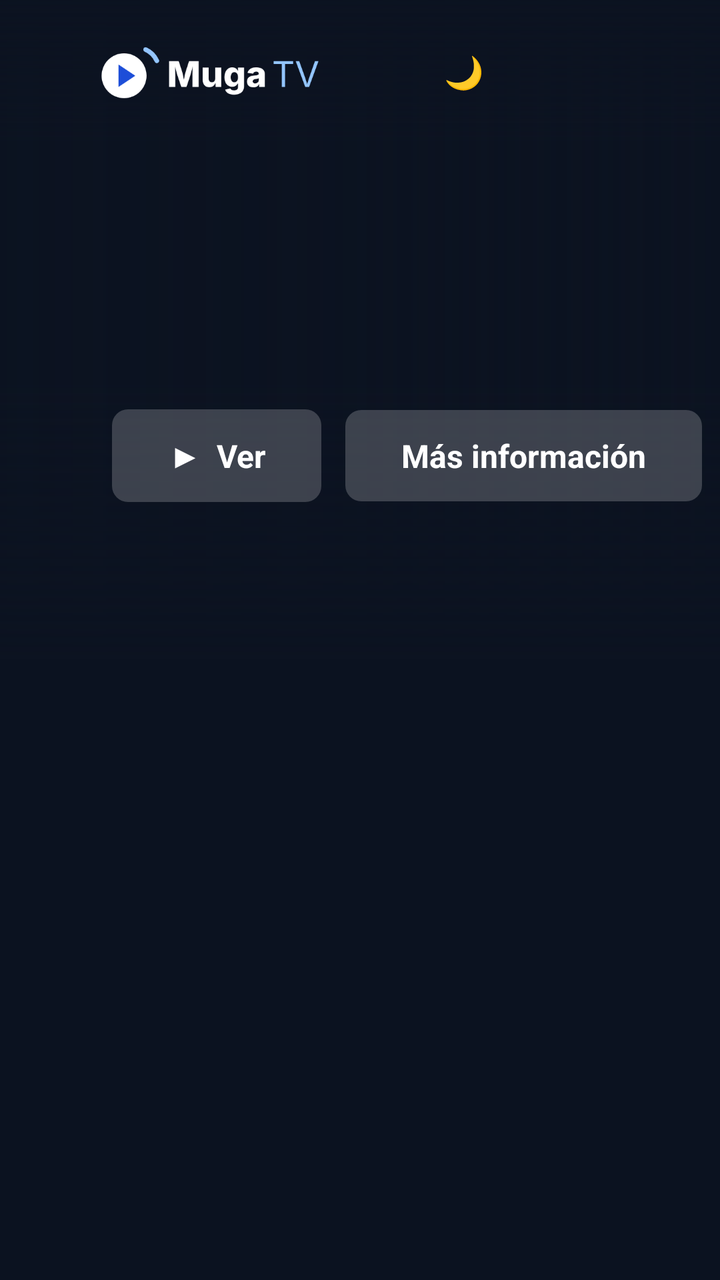
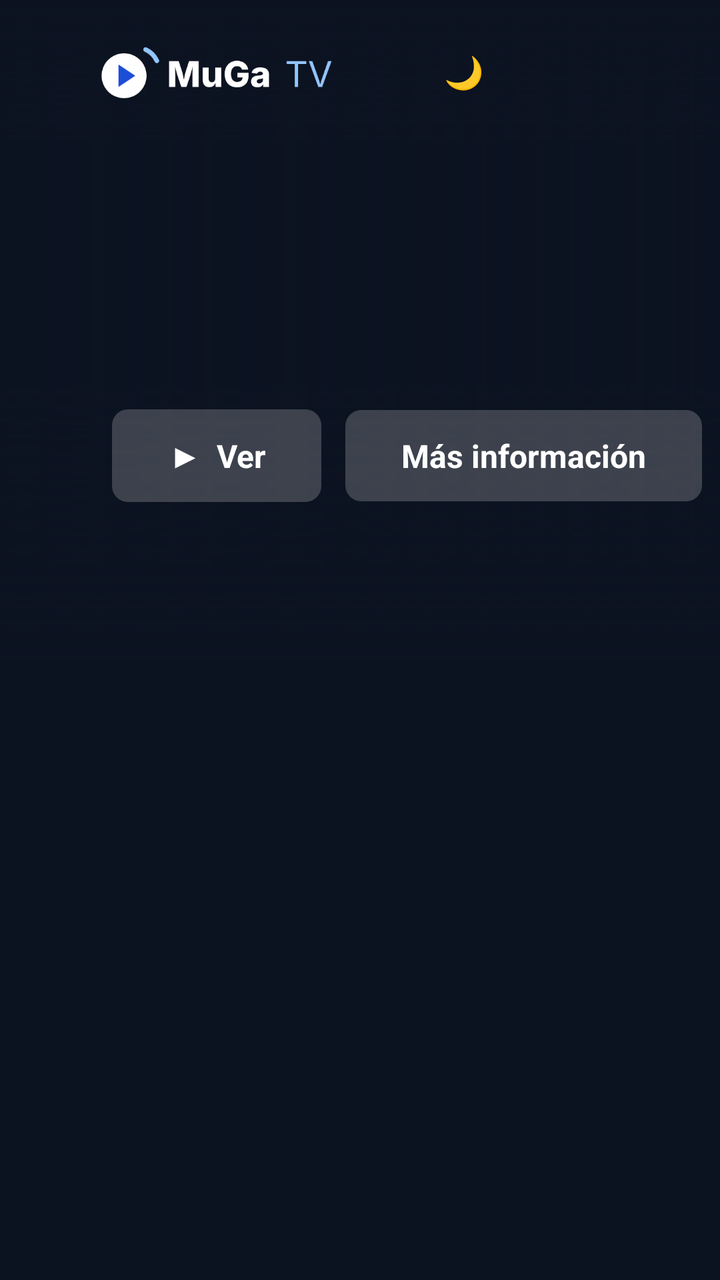

Two renders of the same Android screen: before a commit and after it. Below are the layout's source before the change and the commit's diff.
<!-- AndroidManifest.xml: application theme Theme.MiTV -->
<!-- res/layout/activity_home.xml -->
<?xml version="1.0" encoding="utf-8"?>
<FrameLayout xmlns:android="http://schemas.android.com/apk/res/android"
    android:layout_width="match_parent"
    android:layout_height="match_parent"
    android:background="@color/bg">

    
    <FrameLayout
        android:id="@+id/previewArea"
        android:layout_width="match_parent"
        android:layout_height="330dp">

        <ImageView
            android:id="@+id/backdrop"
            android:layout_width="match_parent"
            android:layout_height="match_parent"
            android:importantForAccessibility="no"
            android:scaleType="centerCrop" />

        <View
            android:layout_width="match_parent"
            android:layout_height="match_parent"
            android:background="@drawable/scrim_left" />

        <View
            android:layout_width="match_parent"
            android:layout_height="140dp"
            android:layout_gravity="bottom"
            android:background="@drawable/scrim_bottom" />

        <LinearLayout
            android:id="@+id/preview"
            android:layout_width="580dp"
            android:layout_height="wrap_content"
            android:layout_marginStart="56dp"
            android:layout_marginTop="78dp"
            android:orientation="vertical">

            <TextView
                android:id="@+id/label"
                android:layout_width="wrap_content"
                android:layout_height="wrap_content"
                android:letterSpacing="0.15"
                android:textColor="@color/accent_soft"
                android:textSize="12sp"
                android:textStyle="bold" />

            <TextView
                android:id="@+id/title"
                android:layout_width="wrap_content"
                android:layout_height="wrap_content"
                android:layout_marginTop="2dp"
                android:ellipsize="end"
                android:maxLines="1"
                android:textColor="@color/text"
                android:textSize="32sp"
                android:textStyle="bold" />

            <TextView
                android:id="@+id/meta"
                android:layout_width="wrap_content"
                android:layout_height="wrap_content"
                android:layout_marginTop="4dp"
                android:textColor="@color/text_dim"
                android:textSize="14sp" />

            <ProgressBar
                android:id="@+id/epgProgress"
                style="?android:attr/progressBarStyleHorizontal"
                android:layout_width="260dp"
                android:layout_height="4dp"
                android:layout_marginTop="8dp"
                android:max="1000"
                android:progressDrawable="@drawable/progress_card"
                android:visibility="gone" />

            <TextView
                android:id="@+id/plot"
                android:layout_width="wrap_content"
                android:layout_height="wrap_content"
                android:layout_marginTop="8dp"
                android:ellipsize="end"
                android:lineSpacingExtra="2dp"
                android:maxLines="3"
                android:textColor="@color/text"
                android:textSize="15sp" />

            <LinearLayout
                android:id="@+id/heroButtons"
                android:layout_width="wrap_content"
                android:layout_height="wrap_content"
                android:layout_marginTop="14dp"
                android:orientation="horizontal">

                <TextView
                    android:id="@+id/btnPlay"
                    style="@style/Btn"
                    android:layout_marginEnd="12dp"
                    android:text="▶  Ver" />

                <TextView
                    android:id="@+id/btnInfo"
                    style="@style/Btn"
                    android:text="Más información" />
            </LinearLayout>
        </LinearLayout>
    </FrameLayout>

    <androidx.recyclerview.widget.RecyclerView
        android:id="@+id/rows"
        android:layout_width="match_parent"
        android:layout_height="match_parent"
        android:layout_marginTop="300dp"
        android:clipToPadding="false"
        android:descendantFocusability="afterDescendants"
        android:paddingBottom="200dp" />

    <LinearLayout
        android:id="@+id/searchBox"
        android:layout_width="match_parent"
        android:layout_height="wrap_content"
        android:layout_marginTop="84dp"
        android:orientation="vertical"
        android:paddingStart="56dp"
        android:paddingEnd="56dp"
        android:visibility="gone">

        <EditText
            android:id="@+id/searchInput"
            style="@style/Input"
            android:hint="Busca películas, series o canales"
            android:imeOptions="actionSearch"
            android:inputType="text" />
    </LinearLayout>

    
    <LinearLayout
        android:id="@+id/topBar"
        android:layout_width="match_parent"
        android:layout_height="72dp"
        android:background="@drawable/scrim_top"
        android:gravity="center_vertical"
        android:orientation="horizontal"
        android:paddingStart="48dp"
        android:paddingEnd="48dp">

        <ImageView
            android:layout_width="wrap_content"
            android:layout_height="30dp"
            android:layout_marginEnd="24dp"
            android:adjustViewBounds="true"
            android:contentDescription="Muga TV"
            android:src="@drawable/logo_wordmark" />

        <LinearLayout
            android:id="@+id/tabs"
            android:layout_width="0dp"
            android:layout_height="wrap_content"
            android:layout_weight="1"
            android:orientation="horizontal" />

        <TextView
            android:id="@+id/btnSleep"
            style="@style/Tab"
            android:layout_marginEnd="12dp"
            android:text="🌙" />

        <FrameLayout
            android:id="@+id/avatar"
            android:layout_width="44dp"
            android:layout_height="44dp"
            android:clickable="true"
            android:focusable="true"
            android:foreground="@drawable/avatar_focus">

            <TextView
                android:id="@+id/avatarInitial"
                android:layout_width="match_parent"
                android:layout_height="match_parent"
                android:gravity="center"
                android:textColor="@color/text"
                android:textSize="20sp"
                android:textStyle="bold" />
        </FrameLayout>
    </LinearLayout>

    <TextView
        android:id="@+id/message"
        android:layout_width="wrap_content"
        android:layout_height="wrap_content"
        android:layout_gravity="center"
        android:gravity="center"
        android:maxWidth="640dp"
        android:textColor="@color/text_dim"
        android:textSize="20sp"
        android:visibility="gone" />

    <LinearLayout
        android:id="@+id/loading"
        android:layout_width="wrap_content"
        android:layout_height="wrap_content"
        android:layout_gravity="center"
        android:gravity="center_horizontal"
        android:orientation="vertical"
        android:visibility="gone">

        <ProgressBar
            android:layout_width="56dp"
            android:layout_height="56dp" />

        <TextView
            android:layout_width="wrap_content"
            android:layout_height="wrap_content"
            android:layout_marginTop="16dp"
            android:text="Cargando tu catálogo…"
            android:textColor="@color/text_dim"
            android:textSize="18sp" />
    </LinearLayout>
</FrameLayout>
<!-- resources referenced by this layout -->
<resources>
  <color name="accent_soft">#FF60A5FA</color>
  <color name="bg">#FF0B1220</color>
  <color name="text">#FFFFFFFF</color>
  <color name="text_dim">#FF94A3B8</color>
  <!-- drawable avatar_focus (drawable) -->
  <?xml version="1.0" encoding="utf-8"?>
  <selector xmlns:android="http://schemas.android.com/apk/res/android">
      <item android:state_focused="true">
          <shape android:shape="oval">
              <solid android:color="#00000000" />
              <stroke android:width="4dp" android:color="@color/text" />
          </shape>
      </item>
      <item><color android:color="#00000000" /></item>
  </selector>
  <!-- drawable logo_wordmark: png bitmap (drawable-nodpi, 8086 bytes) -->
  <!-- drawable progress_card (drawable) -->
  <?xml version="1.0" encoding="utf-8"?>
  <layer-list xmlns:android="http://schemas.android.com/apk/res/android">
      <item android:id="@android:id/background">
          <shape><solid android:color="#66FFFFFF" /></shape>
      </item>
      <item android:id="@android:id/progress">
          <clip><shape><solid android:color="@color/accent" /></shape></clip>
      </item>
  </layer-list>
  <!-- drawable scrim_bottom (drawable) -->
  <?xml version="1.0" encoding="utf-8"?>
  <shape xmlns:android="http://schemas.android.com/apk/res/android">
      <gradient android:angle="90" android:startColor="#FF0B1220" android:centerColor="#800B1220" android:endColor="#000B1220" />
  </shape>
  <!-- drawable scrim_left (drawable) -->
  <?xml version="1.0" encoding="utf-8"?>
  <shape xmlns:android="http://schemas.android.com/apk/res/android">
      <gradient android:angle="0" android:startColor="#F20B1220" android:centerColor="#A60B1220" android:endColor="#000B1220" />
  </shape>
  <!-- drawable scrim_top (drawable) -->
  <?xml version="1.0" encoding="utf-8"?>
  <shape xmlns:android="http://schemas.android.com/apk/res/android">
      <gradient android:angle="270" android:startColor="#F20B1220" android:endColor="#000B1220" />
  </shape>
  <style name="Input">
          <item name="android:layout_width">match_parent</item>
          <item name="android:layout_height">wrap_content</item>
          <item name="android:background">@drawable/bg_input</item>
          <item name="android:padding">14dp</item>
          <item name="android:textColor">@color/text</item>
          <item name="android:textColorHint">@color/text_dim</item>
          <item name="android:textSize">18sp</item>
          <item name="android:singleLine">true</item>
          <item name="android:imeOptions">actionNext</item>
      </style>
  <style name="Theme.MiTV" parent="Theme.AppCompat.NoActionBar">
          <item name="android:windowBackground">@color/bg</item>
          <item name="colorPrimary">@color/accent</item>
          <item name="colorPrimaryDark">@color/bg</item>
          <item name="colorAccent">@color/accent</item>
          <item name="android:textColorPrimary">@color/text</item>
          <item name="android:textColorSecondary">@color/text_dim</item>
      </style>
  <color name="accent">#FF3B82F6</color>
  <!-- drawable bg_button (drawable) -->
  <?xml version="1.0" encoding="utf-8"?>
  <selector xmlns:android="http://schemas.android.com/apk/res/android">
      <item android:state_focused="true">
          <shape><solid android:color="@color/text" /><corners android:radius="8dp" /></shape>
      </item>
      <item>
          <shape><solid android:color="@color/glass" /><corners android:radius="8dp" /></shape>
      </item>
  </selector>
  <color name="glass">#33FFFFFF</color>
  <color name="surface">#FF131C2E</color>
  <color name="selected">#FF1E2A42</color>
  <!-- unchanged entries left out for length: 4 -->
</resources>

<!-- the commit's change to res/layout/activity_home.xml (unified diff, before → after) -->
@@ -149,7 +149,7 @@
             android:layout_height="30dp"
             android:layout_marginEnd="24dp"
             android:adjustViewBounds="true"
-            android:contentDescription="Muga TV"
+            android:contentDescription="MuGa TV"
             android:src="@drawable/logo_wordmark" />
 
         <LinearLayout
<!-- resource entries referenced after the edit -->
@@ -15,7 +15,7 @@
       </item>
       <item><color android:color="#00000000" /></item>
   </selector>
-  <!-- drawable logo_wordmark: png bitmap (drawable-nodpi, 8086 bytes) -->
+  <!-- drawable logo_wordmark: png bitmap (drawable-nodpi, 8230 bytes) -->
   <!-- drawable progress_card (drawable) -->
   <?xml version="1.0" encoding="utf-8"?>
   <layer-list xmlns:android="http://schemas.android.com/apk/res/android">
